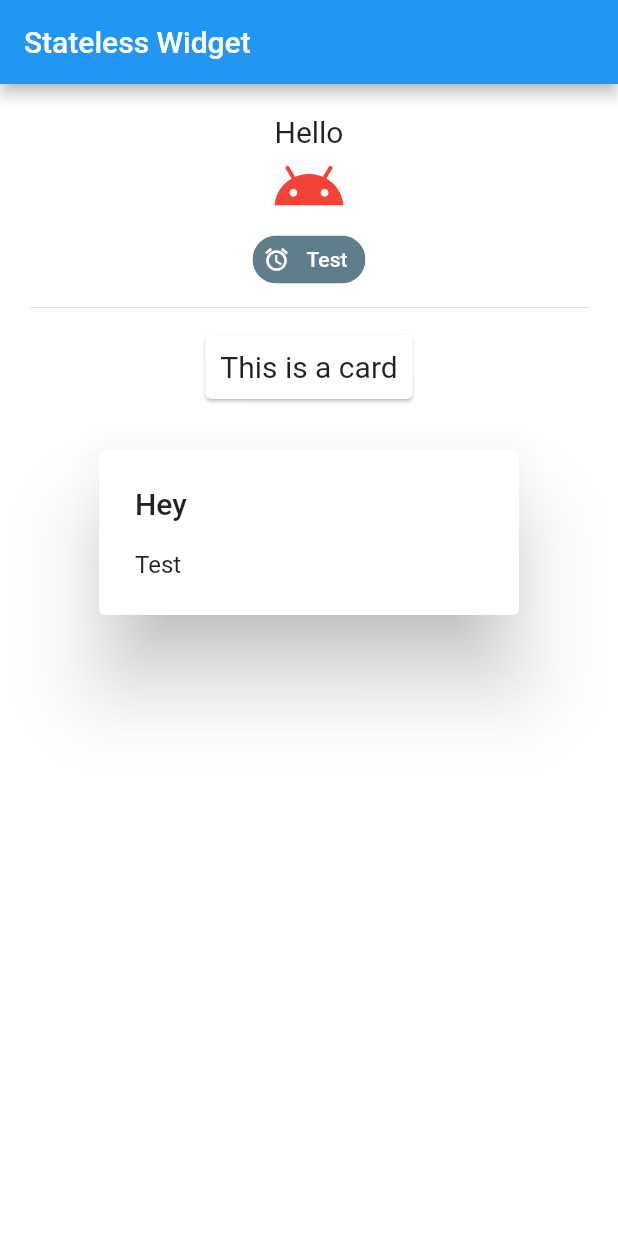
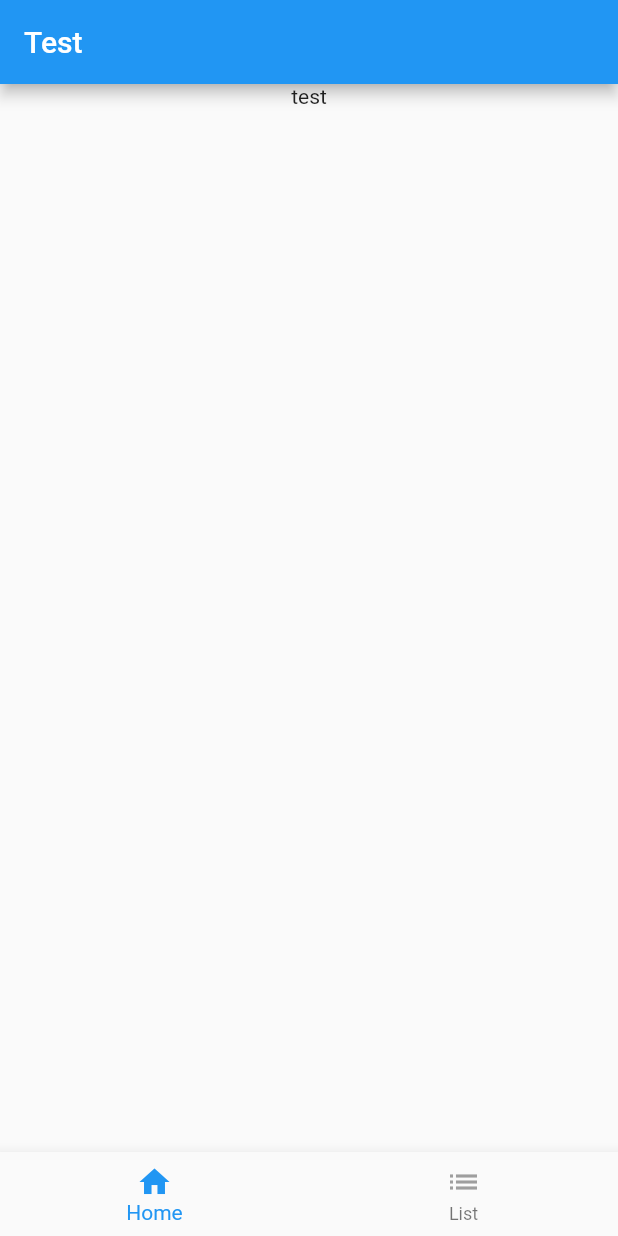
Before and after one commit to aaronguostudio/learn-flutter, a Flutter app: the screen it shows after launch, on a phone screen of 412 x 824 dp. Run offline on Flutter 3.47's test engine with Material 2 defaults, Android fonts, the light colour scheme and no system bars; missing offline and left inert: flutter_color_plugin.

Commit message:
Add helloworld

```diff
--- a/helloworld/lib/main.dart
+++ b/helloworld/lib/main.dart
@@ -1,9 +1,10 @@
 import 'package:flutter/material.dart';
-import 'package:helloworld/plugin_use.dart';
-import 'package:helloworld/less_group_page.dart';
+// import 'package:helloworld/plugin_use.dart';
+// import 'package:helloworld/less_group_page.dart';
+import 'package:helloworld/stateful_group_page.dart';
 
 // void main() => runApp(FlutterPlugin());
-void main() => runApp(LessGroupPage());
+void main() => runApp(StatefulGroupPage());
 
 class MyApp extends StatelessWidget {
   // This widget is the root of your application.
--- /dev/null
+++ b/helloworld/lib/stateful_group_page.dart
@@ -0,0 +1,45 @@
+import 'package:flutter/material.dart';
+
+class StatefulGroupPage extends StatefulWidget {
+
+  StatefulGroupPage({Key key, this.title}) : super(key: key);
+  final String title;
+
+  @override
+  _StatefulGroupPageState createState() => _StatefulGroupPageState();
+}
+
+class _StatefulGroupPageState extends State {
+  @override
+  Widget build(BuildContext context) {
+    return MaterialApp(
+      home: Scaffold(
+        appBar: AppBar(
+          title: Text("Test"),
+        ),
+        bottomNavigationBar: BottomNavigationBar(
+          items: [
+            BottomNavigationBarItem(
+              icon: Icon(Icons.home, color: Colors.grey),
+              activeIcon: Icon(Icons.home, color: Colors.blue),
+              title: Text('Home'),
+            ),
+            BottomNavigationBarItem(
+              icon: Icon(Icons.list, color: Colors.grey),
+              activeIcon: Icon(Icons.list, color: Colors.blue),
+              title: Text('List'),
+            )
+          ],
+        ),
+        body: Center(
+          child: Column(
+            children: <Widget>[
+              Text("test"),
+            ],
+          ),
+        ),
+      )
+    );
+  }
+
+}
```
